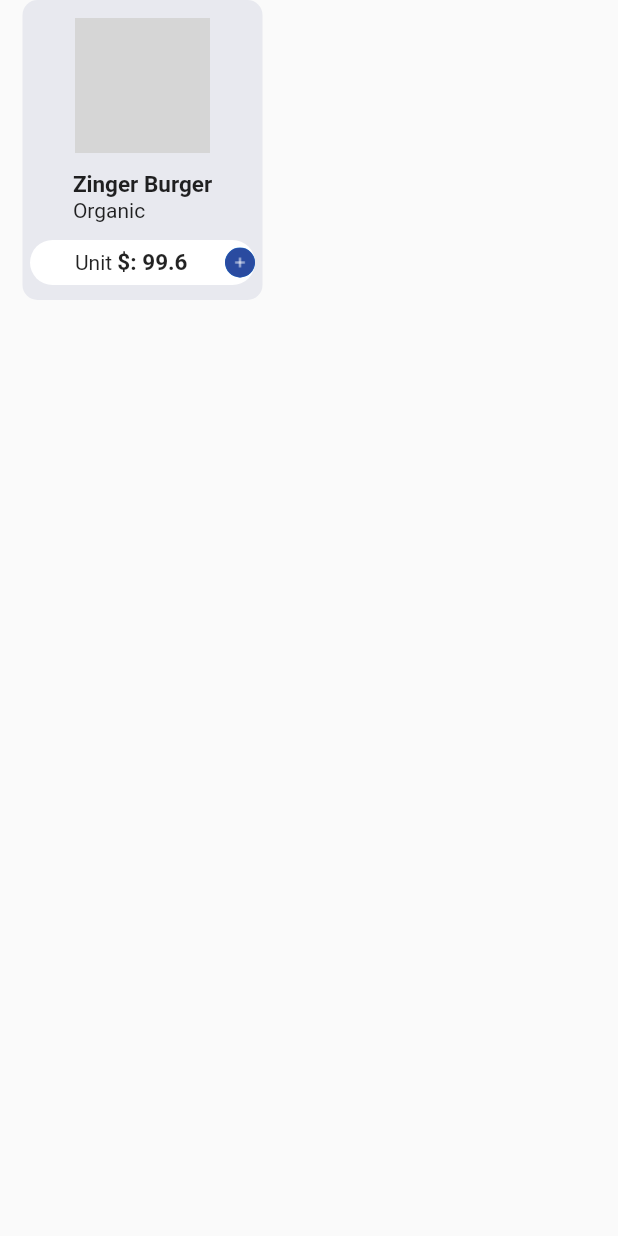
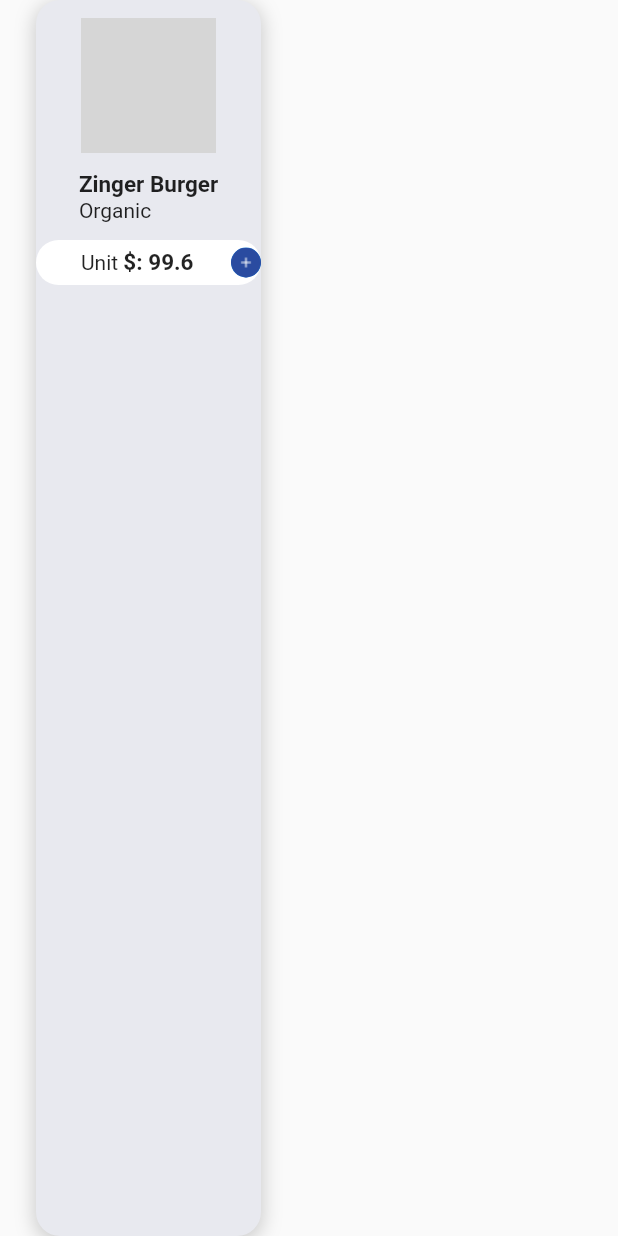
Before and after one commit to MustafaPario/FlutterBeginner, a Flutter app: the ProductContainer widget shown alone on an empty page, opened directly, on a phone screen of 412 x 824 dp. Run offline on Flutter 3.47's test engine with Material 2 defaults, Android fonts, the phone set to English and light mode, and no system bars; our stand-ins replace font_awesome_flutter; network calls fail; grey boxes are pictures that could not be loaded.

```diff
--- a/lib/components/product_container.dart
+++ b/lib/components/product_container.dart
@@ -12,13 +12,22 @@ class ProductContainer extends StatelessWidget {
 
   @override
   Widget build(BuildContext context) {
-    return Container(
-      margin: const EdgeInsets.only(right: 15, left: 15),
-      width: 160,
-      height: 200,
+    return Padding(
+      padding: const EdgeInsets.only(left: 24),
+      child: Container(
+        margin: EdgeInsets.only(right: 30),
         decoration: BoxDecoration(
           color: const Color.fromARGB(255, 232, 233, 239),
-          borderRadius: BorderRadius.circular(10)),
+          borderRadius: BorderRadius.circular(16.0),
+          boxShadow: [
+            BoxShadow(
+              color: Colors.grey.withOpacity(0.5),
+              blurRadius: 10,
+              spreadRadius: 1,
+              offset: Offset(0, 3), // changes position of shadow
+            ),
+          ],
+        ),
         child: Column(
           children: [
             const SizedBox(
@@ -35,8 +44,8 @@ class ProductContainer extends StatelessWidget {
               children: [
                 Text(
                   title ?? "Lemon",
-                style:
-                    const TextStyle(fontWeight: FontWeight.w600, fontSize: 15),
+                  style: const TextStyle(
+                      fontWeight: FontWeight.w600, fontSize: 15),
                 ),
                 const Text('Organic'),
                 const SizedBox(
@@ -70,6 +79,7 @@ class ProductContainer extends StatelessWidget {
             )
           ],
         ),
+      ),
     );
   }
 }
```
Also changed, not shown: lib/components/categoryProduct.dart (+21 -4 lines), lib/screens/CategoryItemsScreen/burger.dart (added, +20 -0 lines). Lines whose indentation alone changed are shown as unchanged.
